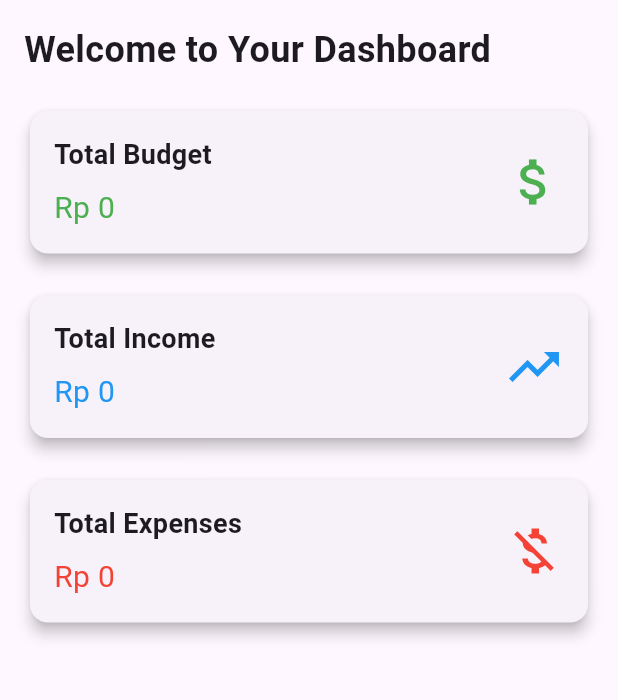
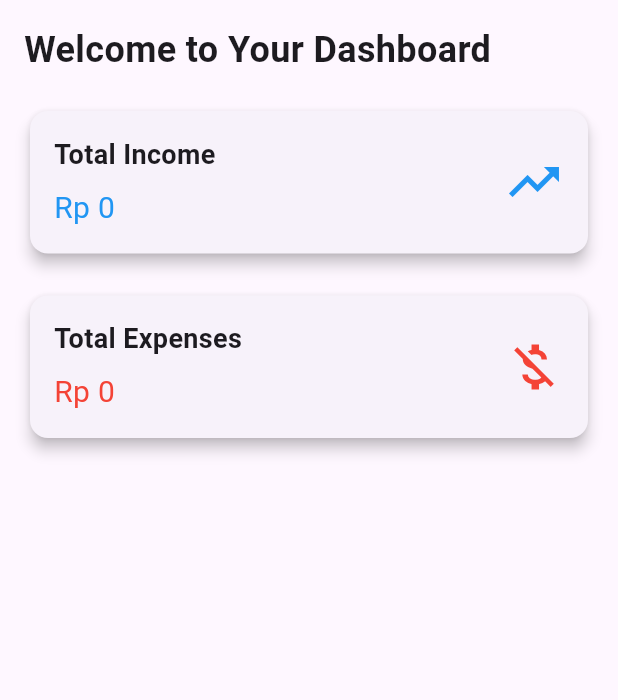
Before and after one commit to wildan190/fintrackerapp, a Flutter app: the DashboardPage screen opened by its route, after a tap on the "menu" icon, after a tap on "Dashboard", on a phone screen of 412 x 824 dp, the part 84-784 px from its top. Run offline on Flutter 3.47's test engine with Material 3 defaults, Android fonts, the phone set to English and light mode, and no system bars; our stand-ins replace sqflite; accounts and stored records are empty.

Commit message:
modified:   lib/components/sidebar.dart 	modified:   lib/screens/dashboard_page.dart

```diff
--- a/lib/components/sidebar.dart
+++ b/lib/components/sidebar.dart
@@ -23,7 +23,7 @@ class Sidebar extends StatelessWidget {
             ),
           ),
           _buildDrawerItem(context, Icons.dashboard, 'Dashboard', 0),
-          _buildDrawerItem(context, Icons.pie_chart, 'Budget', 1),
+          // _buildDrawerItem(context, Icons.pie_chart, 'Budget', 1),
           _buildDrawerItem(context, Icons.account_balance_wallet, 'Income', 2),
           _buildDrawerItem(context, Icons.attach_money, 'Expenses', 3),
           _buildDrawerItem(context, Icons.calendar_today, 'Monthly Plan', 4),
--- a/lib/screens/dashboard_page.dart
+++ b/lib/screens/dashboard_page.dart
@@ -45,25 +45,25 @@ class _DashboardPageState extends State<DashboardPage> {
   final ExpensesService _expensesService = ExpensesService();
 
   // Load Total Budget
-  Future<void> _loadTotalBudget() async {
-    try {
-      final List<Map<String, dynamic>> budgets =
-          await _budgetService.getBudgets();
-      double sum = 0.0;
-      if (budgets.isNotEmpty) {
-        for (var budget in budgets) {
-          sum += budget['amount'];
-        }
-      }
-      setState(() {
-        totalBudget = sum;
-      });
-    } catch (e) {
-      setState(() {
-        totalBudget = 0.0;
-      });
-    }
-  }
+  // Future<void> _loadTotalBudget() async {
+  //   try {
+  //     final List<Map<String, dynamic>> budgets =
+  //         await _budgetService.getBudgets();
+  //     double sum = 0.0;
+  //     if (budgets.isNotEmpty) {
+  //       for (var budget in budgets) {
+  //         sum += budget['amount'];
+  //       }
+  //     }
+  //     setState(() {
+  //       totalBudget = sum;
+  //     });
+  //   } catch (e) {
+  //     setState(() {
+  //       totalBudget = 0.0;
+  //     });
+  //   }
+  // }
 
   // Load Total Income
   Future<void> _loadTotalIncome() async {
@@ -141,7 +141,7 @@ class _DashboardPageState extends State<DashboardPage> {
   Future<void> _onRefresh() async {
     // Show loading indicator during refresh
     await Future.wait([
-      _loadTotalBudget(),
+      // _loadTotalBudget(),
       _loadTotalIncome(),
       _loadRecentIncomes(),
       _loadTotalExpenses(),
@@ -154,7 +154,7 @@ class _DashboardPageState extends State<DashboardPage> {
     super.initState();
     // Load initial data
     Future.microtask(() async {
-      await _loadTotalBudget();
+      // await _loadTotalBudget();
       await _loadTotalIncome();
       await _loadRecentIncomes();
       await _loadTotalExpenses();
@@ -214,43 +214,43 @@ class _DashboardPageState extends State<DashboardPage> {
                       SizedBox(height: 20),
 
                       // Budget Card
-                      Card(
-                        elevation: 4.0,
-                        child: Padding(
-                          padding: EdgeInsets.all(16.0),
-                          child: Row(
-                            mainAxisAlignment: MainAxisAlignment.spaceBetween,
-                            children: [
-                              Column(
-                                crossAxisAlignment: CrossAxisAlignment.start,
-                                children: [
-                                  Text(
-                                    'Total Budget',
-                                    style: TextStyle(
-                                      fontSize: 18,
-                                      fontWeight: FontWeight.bold,
-                                    ),
-                                  ),
-                                  SizedBox(height: 8),
-                                  Text(
-                                    _formatRupiah(totalBudget),
-                                    style: TextStyle(
-                                      fontSize: 20,
-                                      color: Colors.green,
-                                    ),
-                                  ),
-                                ],
-                              ),
-                              Icon(
-                                Icons.attach_money,
-                                size: 40,
-                                color: Colors.green,
-                              ),
-                            ],
-                          ),
-                        ),
-                      ),
-                      SizedBox(height: 20),
+                      // Card(
+                      //   elevation: 4.0,
+                      //   child: Padding(
+                      //     padding: EdgeInsets.all(16.0),
+                      //     child: Row(
+                      //       mainAxisAlignment: MainAxisAlignment.spaceBetween,
+                      //       children: [
+                      //         Column(
+                      //           crossAxisAlignment: CrossAxisAlignment.start,
+                      //           children: [
+                      //             Text(
+                      //               'Total Budget',
+                      //               style: TextStyle(
+                      //                 fontSize: 18,
+                      //                 fontWeight: FontWeight.bold,
+                      //               ),
+                      //             ),
+                      //             SizedBox(height: 8),
+                      //             Text(
+                      //               _formatRupiah(totalBudget),
+                      //               style: TextStyle(
+                      //                 fontSize: 20,
+                      //                 color: Colors.green,
+                      //               ),
+                      //             ),
+                      //           ],
+                      //         ),
+                      //         Icon(
+                      //           Icons.attach_money,
+                      //           size: 40,
+                      //           color: Colors.green,
+                      //         ),
+                      //       ],
+                      //     ),
+                      //   ),
+                      // ),
+                      // SizedBox(height: 20),
 
                       // Total Income Card
                       Card(
```
